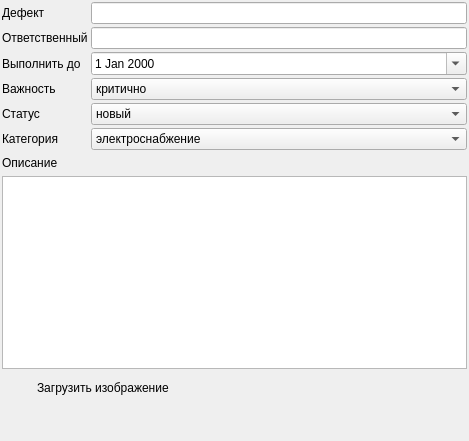
Qt form fluffy-dollop/applicationplugins/virainfoplugin/markform.ui (autocomp/fluffy-dollop) before a commit.
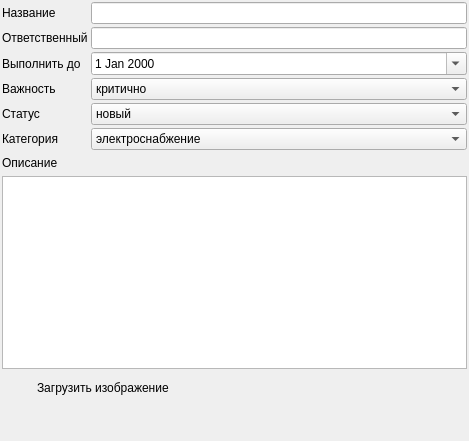
The same form after that commit.

Diff of the .ui file:
```diff
--- a/fluffy-dollop/applicationplugins/virainfoplugin/markform.ui
+++ b/fluffy-dollop/applicationplugins/virainfoplugin/markform.ui
@@ -34,7 +34,7 @@
      <item row="0" column="0">
       <widget class="QLabel" name="label">
        <property name="text">
-        <string>Дефект</string>
+        <string>Название</string>
        </property>
       </widget>
      </item>
```
Left out of the diff: 23 changed lines with no effect on the pictures.
